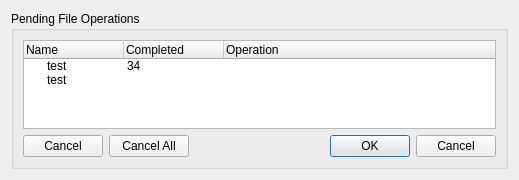
Before: the Qt Designer form src/qt/ui/pending_operations_dialog.ui in maidsafe-archive/MaidSafe-Encrypt, drawn with Qt 5.
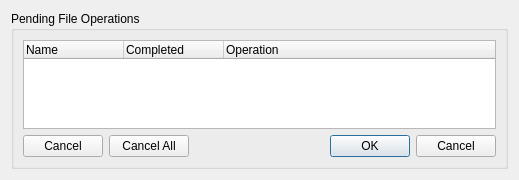
After: the same form once the commit is applied.

What changed in the file:
```diff
--- a/src/qt/ui/pending_operations_dialog.ui
+++ b/src/qt/ui/pending_operations_dialog.ui
@@ -37,28 +37,6 @@
           <string>Operation</string>
          </property>
         </column>
-        <item>
-         <property name="text">
-          <string>test</string>
-         </property>
-         <property name="text">
-          <string>34</string>
-         </property>
-         <property name="text">
-          <string/>
-         </property>
-        </item>
-        <item>
-         <property name="text">
-          <string>test</string>
-         </property>
-         <property name="text">
-          <string/>
-         </property>
-         <property name="text">
-          <string/>
-         </property>
-        </item>
        </widget>
       </item>
       <item row="1" column="0">
```
